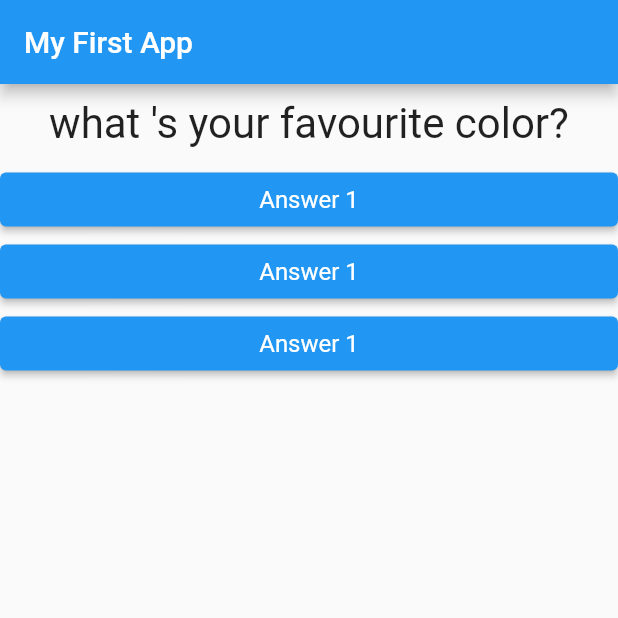
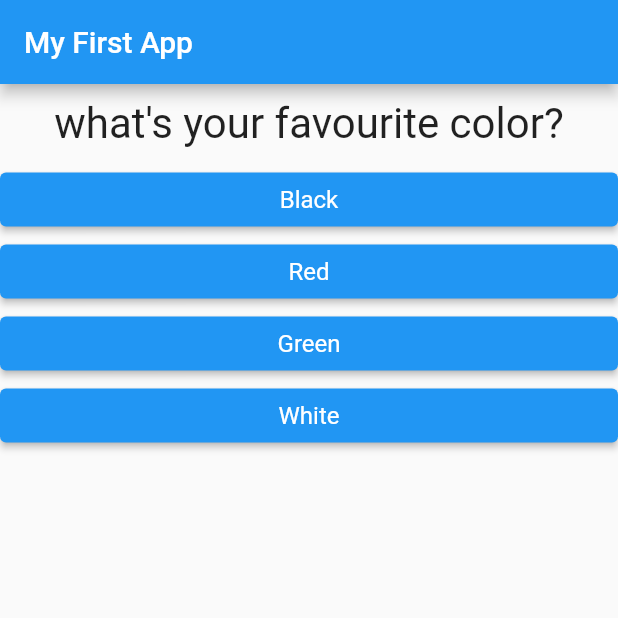
Before and after one commit to MzeroHour/Flutter-Complete-Guide, a Flutter app: the screen it shows after launch, on a phone screen of 412 x 824 dp, the top half of it. Run offline on Flutter 3.47's test engine with Material 2 defaults, Android fonts, the phone set to English and light mode, and no system bars.

Commit message:
Create Map

```diff
--- a/lib/answer.dart
+++ b/lib/answer.dart
@@ -2,8 +2,9 @@ import 'package:flutter/material.dart';
 
 class Answer extends StatelessWidget {
   final selectHandler;
+  final answerText;
 
-  Answer(this.selectHandler);
+  Answer(this.selectHandler, this.answerText);
 
   @override
   Widget build(BuildContext context) {
@@ -17,7 +18,7 @@ class Answer extends StatelessWidget {
             color: Colors.white,
           ),
         ),
-        child: Text('Answer 1'),
+        child: Text(answerText),
         onPressed: selectHandler,
       ),
     );
--- a/lib/main.dart
+++ b/lib/main.dart
@@ -16,6 +16,36 @@ class MyApp extends StatefulWidget {
 }
 
 class _MyAppState extends State<MyApp> {
+  final questions = const [
+    {
+      'questionText': 'what\'s your favourite color?',
+      'answer': [
+        'Black',
+        'Red',
+        'Green',
+        'White',
+      ],
+    },
+    {
+      'questionText': 'what\'s your favourite animal?',
+      'answer': [
+        'Rabbit',
+        'Snake',
+        'Elephant',
+        'Lion',
+      ],
+    },
+    {
+      'questionText': 'Who\'s your favourite instuctor?',
+      'answer': [
+        'Max',
+        'Max',
+        'Max',
+        'Max',
+      ],
+    }
+  ];
+
   var _questionIndex = 0;
 
   void _answerQuestion() {
@@ -23,28 +53,33 @@ class _MyAppState extends State<MyApp> {
       _questionIndex = _questionIndex + 1;
     });
 
+    if (_questionIndex < questions.length) {
+      print('we have more question!');
+    }
+
     print(_questionIndex);
   }
 
   @override
   Widget build(BuildContext context) {
-    var questions = [
-      'what \'s your favourite color?',
-      'What \'s your favourite animal?'
-    ];
     return MaterialApp(
       home: Scaffold(
         appBar: AppBar(
           title: Text('My First App'),
         ),
-        body: Column(children: [
-          Question(
-            questions[_questionIndex],
-          ),
-          Answer(_answerQuestion),
-          Answer(_answerQuestion),
-          Answer(_answerQuestion),
-        ]),
+        body: Column(
+          children: [
+            Question(
+              questions[_questionIndex]['questionText'].toString(),
+            ),
+
+            //Nested List
+            ...(questions[_questionIndex]['answer'] as List<String>)
+                .map((answer) {
+              return Answer(_answerQuestion, answer);
+            }).toList()
+          ],
+        ),
       ),
     );
   }
```
